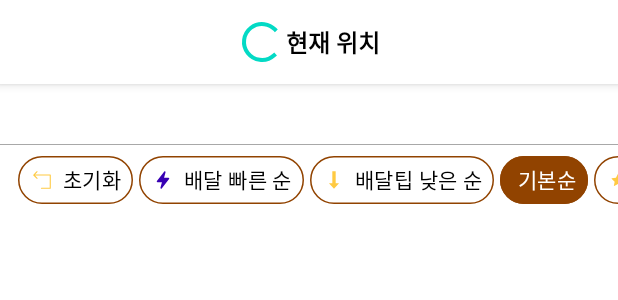
After one commit to byun91/delivery, an Android app: the layout fragment_home.xml on its own in the app's theme, with its tools: preview values and no code run, on a phone screen of 412 x 824 dp. The commit adds this screen. Shown: the top 300 px of the screen. Run offline under Robolectric (Android 15) with nearby library versions, the phone set to English and light mode, and no system bars.

Commit message:
배달앱 / 홈 화면 구현 중 (30)

```diff
--- a/app/build.gradle
+++ b/app/build.gradle
@@ -53,7 +53,7 @@ dependencies {
     implementation "org.koin:koin-android:$koin_version"
     implementation "org.koin:koin-android-scope:$koin_version"
     implementation "org.koin:koin-androidx-viewmodel:$koin_version"
-    implementation "org.koin:koin-androidx-fragment:$koin_version"
+    implementation "org.koin:koin-androidx-ext:$koin_version"
 
     // OkHttp3
     implementation "com.squareup.okhttp3:okhttp:4.6.0"
--- a/app/src/main/java/byun91/delivery/di/appModule.kt
+++ b/app/src/main/java/byun91/delivery/di/appModule.kt
@@ -1,12 +1,18 @@
 package byun91.delivery.di
 
+import byun91.delivery.screen.main.home.HomeViewModel
+import byun91.delivery.screen.main.my.MyViewModel
 import byun91.delivery.util.provider.DefaultResourceProvider
 import byun91.delivery.util.provider.ResourceProvider
 import kotlinx.coroutines.Dispatchers
 import org.koin.android.ext.koin.androidApplication
+import org.koin.androidx.viewmodel.dsl.viewModel
 import org.koin.dsl.module
 
 val appModule = module {
+
+    viewModel{HomeViewModel()}
+    viewModel{ MyViewModel() }
 
     single { provideGsonConverterFactory() }
     single { buildOkHttpClient() }
--- /dev/null
+++ b/app/src/main/java/byun91/delivery/screen/main/home/HomeViewModel.kt
@@ -0,0 +1,6 @@
+package byun91.delivery.screen.main.home
+
+import byun91.delivery.screen.base.BaseViewModel
+
+class HomeViewModel : BaseViewModel() {
+}
--- /dev/null
+++ b/app/src/main/java/byun91/delivery/screen/main/my/MyViewModel.kt
@@ -0,0 +1,6 @@
+package byun91.delivery.screen.main.my
+
+import byun91.delivery.screen.base.BaseViewModel
+
+class MyViewModel : BaseViewModel() {
+}
--- /dev/null
+++ b/app/src/main/res/drawable-v24/ic_back_arrow.xml
@@ -0,0 +1,18 @@
+<vector xmlns:android="http://schemas.android.com/apk/res/android"
+    android:width="24dp"
+    android:height="24dp"
+    android:viewportWidth="24"
+    android:viewportHeight="24">
+  <path
+      android:pathData="M16.6,5.63l-1.41,-1.41 -6.37,6.36L7.41,12l1.41,1.41 6.37,6.37 1.41,-1.42L10.24,12z"
+      android:fillColor="#000"
+      android:fillType="nonZero"/>
+  <group>
+    <clip-path android:pathData="M16.6,5.63l-1.41,-1.41 -6.37,6.36L7.41,12l1.41,1.41 6.37,6.37 1.41,-1.42L10.24,12z M 0,0"/>
+    <path
+        android:pathData="M0,0h24v24H0z"
+        android:fillColor="#000"
+        android:fillAlpha=".87"
+        android:fillType="evenOdd"/>
+  </group>
+</vector>
--- a/app/src/main/res/drawable-v24/ic_launcher_foreground.xml
+++ b/app/src/main/res/drawable-v24/ic_launcher_foreground.xml
@@ -25,6 +25,6 @@
         android:fillColor="#FFFFFF"
         android:fillType="nonZero"
         android:pathData="M65.3,45.828l3.8,-6.6c0.2,-0.4 0.1,-0.9 -0.3,-1.1c-0.4,-0.2 -0.9,-0.1 -1.1,0.3l-3.9,6.7c-6.3,-2.8 -13.4,-2.8 -19.7,0l-3.9,-6.7c-0.2,-0.4 -0.7,-0.5 -1.1,-0.3C38.8,38.328 38.7,38.828 38.9,39.228l3.8,6.6C36.2,49.428 31.7,56.028 31,63.928h46C76.3,56.028 71.8,49.428 65.3,45.828zM43.4,57.328c-0.8,0 -1.5,-0.5 -1.8,-1.2c-0.3,-0.7 -0.1,-1.5 0.4,-2.1c0.5,-0.5 1.4,-0.7 2.1,-0.4c0.7,0.3 1.2,1 1.2,1.8C45.3,56.528 44.5,57.328 43.4,57.328L43.4,57.328zM64.6,57.328c-0.8,0 -1.5,-0.5 -1.8,-1.2s-0.1,-1.5 0.4,-2.1c0.5,-0.5 1.4,-0.7 2.1,-0.4c0.7,0.3 1.2,1 1.2,1.8C66.5,56.528 65.6,57.328 64.6,57.328L64.6,57.328z"
-        android:strokeWidth="1"
-        android:strokeColor="#00000000" />
+        android:strokeColor="#00000000"
+        android:strokeWidth="1" />
 </vector>
--- /dev/null
+++ b/app/src/main/res/layout/fragment_home.xml
@@ -0,0 +1,146 @@
+<?xml version="1.0" encoding="utf-8"?>
+<androidx.constraintlayout.widget.ConstraintLayout xmlns:android="http://schemas.android.com/apk/res/android"
+    android:layout_width="match_parent"
+    android:layout_height="match_parent"
+    xmlns:app="http://schemas.android.com/apk/res-auto"
+    xmlns:tools="http://schemas.android.com/tools">
+
+    <androidx.appcompat.widget.Toolbar
+        style="?attr/toolbarStyle"
+        android:id="@+id/toolbar"
+        android:layout_width="0dp"
+        android:layout_height="wrap_content"
+        app:layout_constraintStart_toStartOf="parent"
+        app:layout_constraintEnd_toEndOf="parent"
+        app:layout_constraintTop_toTopOf="parent"
+        android:gravity="center">
+
+        <ProgressBar
+            android:id="@+id/locationLoading"
+            android:layout_width="32dp"
+            android:layout_height="32dp"
+            android:layout_gravity="center"/>
+
+        <TextView
+            android:id="@+id/locationTitleTextView"
+            android:layout_width="wrap_content"
+            android:layout_height="wrap_content"
+            android:layout_gravity="center"
+            tools:text="현재 위치"
+            android:textColor="@color/black"
+            android:textSize="16sp"
+            android:textStyle="bold" />
+
+    </androidx.appcompat.widget.Toolbar>
+
+    <TableLayout
+        android:id="@+id/tabLayout"
+        android:layout_width="0dp"
+        android:layout_height="40dp"
+        app:layout_constraintTop_toBottomOf="@id/toolbar"
+        app:layout_constraintStart_toStartOf="parent"
+        app:layout_constraintEnd_toEndOf="parent"
+        app:tabGravity="fill"
+        app:tabIndicatorFullWidth="false"
+        app:tabMaxWidth="0dp"
+        app:tabMode="auto"/>
+
+    <HorizontalScrollView
+        android:id="@+id/filterScrollView"
+        android:layout_width="0dp"
+        android:layout_height="wrap_content"
+        app:layout_constraintTop_toBottomOf="@id/tabLayout"
+        app:layout_constraintStart_toStartOf="parent"
+        app:layout_constraintLeft_toLeftOf="parent"
+        app:layout_constraintEnd_toEndOf="parent"
+        app:layout_constraintRight_toRightOf="parent"
+        android:scrollbars="none">
+
+        <com.google.android.material.chip.ChipGroup
+            android:id="@+id/orderChipGroup"
+            android:layout_width="wrap_content"
+            android:layout_height="wrap_content"
+            app:layout_constraintBottom_toTopOf="@id/viewPager"
+            app:chipSpacingHorizontal="4dp"
+            app:chipSpacingVertical="6dp"
+            app:singleLine="true"
+            app:singleSelection="true"
+            app:checkedChip="@id/chipDefault"
+            android:paddingHorizontal="12dp"
+            app:selectionRequired="true"
+            android:visibility="visible"
+            tools:visibility="visible"><!-- Design Tab Preview-->
+
+            <com.google.android.material.chip.Chip
+                android:id="@+id/chipInitialize"
+                style="@style/Widget.Delivery.Chip"
+                android:layout_width="wrap_content"
+                android:layout_height="wrap_content"
+                android:text="@string/initialize"
+                app:chipIconEnabled="true"
+                app:chipIcon="@drawable/ic_refresh"
+                app:chipIconTint="@color/icon_filter_chip_state_list_reset"
+                android:visibility="gone"
+                tools:visibility="visible"/>
+
+            <com.google.android.material.chip.Chip
+                android:id="@+id/chipFastDelivery"
+                style="@style/Widget.Delivery.Chip"
+                android:layout_width="wrap_content"
+                android:layout_height="wrap_content"
+                android:text="@string/fast_delivery"
+                app:chipIcon="@drawable/ic_thunder"
+                app:chipIconTint="@color/icon_filter_chip_state_list_delivery_fast"
+                app:chipIconEnabled="true"/>
+
+            <com.google.android.material.chip.Chip
+                android:id="@+id/chipDeliveryTip"
+                style="@style/Widget.Delivery.Chip"
+                android:layout_width="wrap_content"
+                android:layout_height="wrap_content"
+                android:text="@string/low_delivery_tip"
+                app:chipIcon="@drawable/ic_down"
+                app:chipIconTint="@color/icon_filter_chip_state_list_low_delivery_tip"
+                app:chipIconEnabled="true"/>
+
+            <com.google.android.material.chip.Chip
+                android:id="@+id/chipDefault"
+                style="@style/Widget.Delivery.Chip"
+                android:layout_width="wrap_content"
+                android:layout_height="wrap_content"
+                android:text="@string/default_order"
+                app:chipIconTint="@color/icon_filter_chip_state_list_reset" />
+
+            <com.google.android.material.chip.Chip
+                android:id="@+id/chipTopRate"
+                style="@style/Widget.Delivery.Chip"
+                android:layout_width="wrap_content"
+                android:layout_height="wrap_content"
+                android:text="@string/top_rate"
+                app:chipIcon="@drawable/ic_star"
+                app:chipIconEnabled="true"
+                app:chipIconTint="@color/icon_filter_chip_state_list_reset" />
+
+        </com.google.android.material.chip.ChipGroup>
+    </HorizontalScrollView>
+
+
+    <View
+        android:layout_width="0dp"
+        android:layout_height="0.5dp"
+        android:background="@color/gray_168"
+        app:layout_constraintStart_toStartOf="parent"
+        app:layout_constraintEnd_toEndOf="parent"
+        app:layout_constraintTop_toBottomOf="@id/tabLayout"/>
+
+    <androidx.viewpager2.widget.ViewPager2
+        android:id="@+id/viewPager"
+        android:layout_width="0dp"
+        android:layout_height="0dp"
+        app:layout_constraintTop_toBottomOf="@id/filterScrollView"
+        app:layout_constraintStart_toStartOf="parent"
+        app:layout_constraintEnd_toEndOf="parent"
+        app:layout_constraintBottom_toBottomOf="parent" />
+
+
+</androidx.constraintlayout.widget.ConstraintLayout>
--- /dev/null
+++ b/app/src/main/res/values/attrs.xml
@@ -0,0 +1,6 @@
+<?xml version="1.0" encoding="utf-8"?>
+<resources>
+    <attr name="toolbarStyle" format="reference"/>
+    <attr name="toolbarWithCloseButtonStyle" format="reference"/>
+    <attr name="toolbarWithArrowButtonStyle" format="reference"/>
+</resources>
--- /dev/null
+++ b/app/src/main/res/values/styles.xml
@@ -0,0 +1,31 @@
+<resources>
+
+    <style name="Widget.Delivery.Toolbar" parent="Widget.MaterialComponents.Toolbar.Primary">
+        <item name="android:background">@color/white</item>
+        <item name="android:title">@null</item>
+    </style>
+
+    <style name="Widget.Delivery.Toolbar.WithArrow" parent="Widget.Delivery.Toolbar">
+        <item name="navigationIcon">@drawable/ic_back_arrow</item>
+        <item name="android:background">@color/white</item>
+    </style>
+
+    <style name="Widget.Delivery.Toolbar.WithClose" parent="Widget.Delivery.Toolbar">
+        <item name="navigationIcon">@drawable/ic_close</item>
+        <item name="android:background">@color/white</item>
+    </style>
+
+    <style name="Widget.Delivery.Chip" parent="Widget.MaterialComponents.Chip.Choice">
+        <item name="chipStrokeColor">@color/brown</item>
+        <item name="chipStrokeWidth">1dp</item>
+        <item name="chipBackgroundColor">@color/bg_filter_chip_state_list</item>
+        <item name="android:textColor">@color/text_filter_chip_state_list</item>
+        <item name="textStartPadding">8dp</item>
+        <item name="android:textStyle">bold</item>
+        <item name="chipIconTint">@color/icon_filter_chip_state_list_reset</item> <!--icon color-->
+        <item name="chipIconSize">12dp</item>
+        <item name="iconStartPadding">6dp</item>
+        <item name="chipEndPadding">2dp</item>
+    </style>
+
+</resources>
--- a/app/src/main/res/values/themes.xml
+++ b/app/src/main/res/values/themes.xml
@@ -1,6 +1,9 @@
 <resources xmlns:tools="http://schemas.android.com/tools">
     <!-- Base application theme. -->
-    <style name="Theme.DeliveryApp" parent="Theme.MaterialComponents.DayNight.DarkActionBar">
+    <style name="Theme.DeliveryApp" parent="Theme.MaterialComponents.DayNight.NoActionBar">
+        <item name="toolbarStyle">@style/Widget.Delivery.Toolbar</item>
+        <item name="toolbarWithArrowButtonStyle">@style/Widget.Delivery.Toolbar.WithArrow</item>
+        <item name="toolbarWithCloseButtonStyle">@style/Widget.Delivery.Toolbar.WithClose</item>
         <!-- Primary brand color. -->
         <item name="colorPrimary">@color/purple_500</item>
         <item name="colorPrimaryVariant">@color/purple_700</item>
@@ -13,4 +16,11 @@
         <item name="android:statusBarColor" tools:targetApi="l">?attr/colorPrimaryVariant</item>
         <!-- Customize your theme here. -->
     </style>
+
+    <style name="AppTheme.AppBarOverlay" parent="Theme.DeliveryApp">
+        <item name="android:textColorPrimary">@color/white</item>
+        <item name="android:textColorSecondary">@color/black</item>
+        <item name="android:background">@null</item>
+    </style>
+
 </resources>
```
Also changed, not shown: app/src/main/java/byun91/delivery/screen/main/MainActivity.kt (+26 -1 lines), app/src/main/java/byun91/delivery/screen/main/home/HomeFragment.kt (added, +21 -0 lines), app/src/main/java/byun91/delivery/screen/main/my/MyFragment.kt (added, +24 -0 lines), app/src/main/res/layout/fragment_list.xml (added, +18 -0 lines), app/src/main/res/layout/fragment_my.xml (added, +17 -0 lines).
